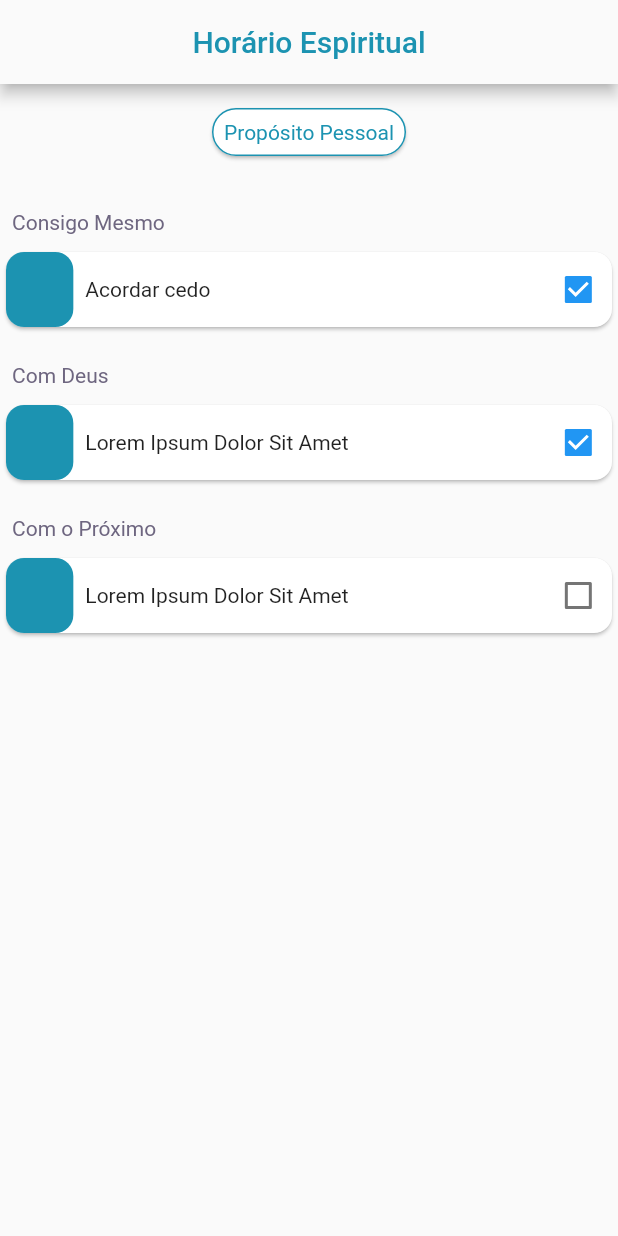
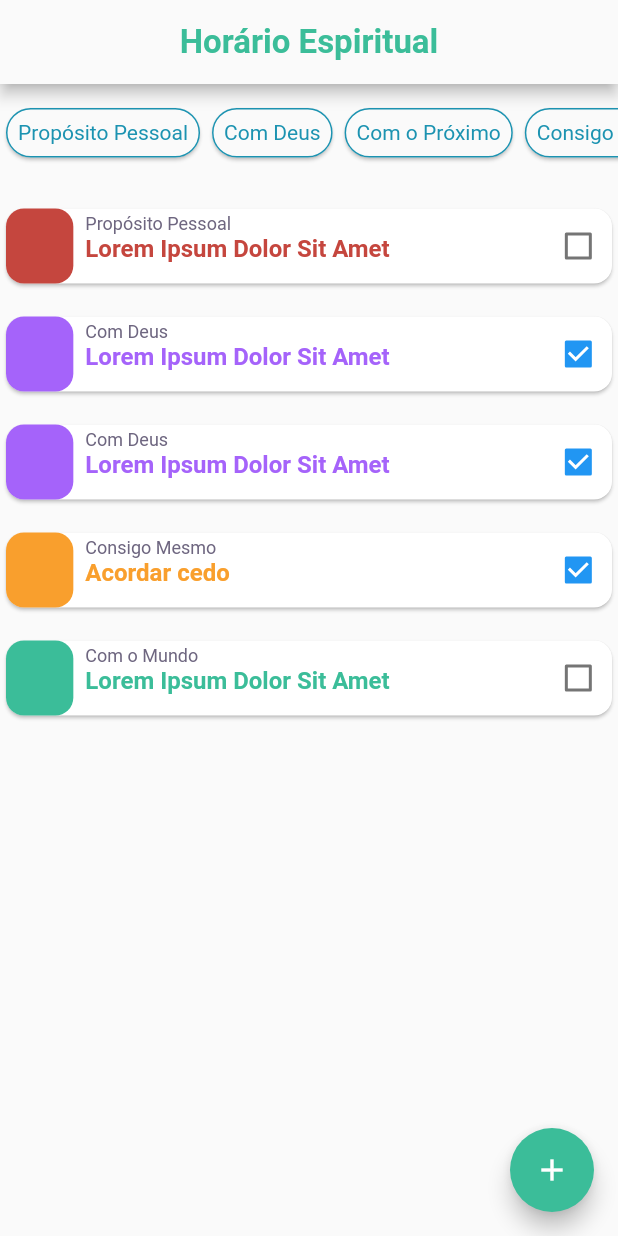
Before and after one commit to igormartinss/horario-espiritual, a Flutter app: the screen it shows after launch, on a phone screen of 412 x 824 dp. Run offline on Flutter 3.47's test engine with Material 2 defaults, Android fonts, the light colour scheme and no system bars.

Commit message:
vinculation options now implemented

```diff
--- a/lib/src/components/vinculation_item_widget.dart
+++ b/lib/src/components/vinculation_item_widget.dart
@@ -10,25 +10,16 @@ class VinculationItemWidget extends StatelessWidget {
 
   @override
   Widget build(BuildContext context) {
-    return Expanded(
-      child: ListView(
+    return ListView(
       children: [for (var horario in horariosEspirituais!) _card(horario)],
-      ),
     );
   }
 
   Widget _card(HorarioEspiritualModel horario) {
     return Column(children: [
-      Align(
-          alignment: Alignment.centerLeft,
-          child: Padding(
-            padding: const EdgeInsets.only(left: 8.0, bottom: 8.0, top: 20),
-            child: Text(
-              horario.getType(horario.type),
-              style: TextStyle(color: AppColors.grey),
-            ),
-          )),
-      Card(
+      Padding(
+        padding: const EdgeInsets.only(top: 14.0),
+        child: Card(
           shape:
               RoundedRectangleBorder(borderRadius: BorderRadius.circular(12.0)),
           child: Row(
@@ -38,7 +29,7 @@ class VinculationItemWidget extends StatelessWidget {
                 child: SizedBox(
                   child: Container(
                     decoration: BoxDecoration(
-                    color: AppColors.blue,
+                      color: getColor(horario.type),
                       borderRadius: BorderRadius.circular(12.0),
                     ),
                   ),
@@ -50,7 +41,25 @@ class VinculationItemWidget extends StatelessWidget {
                   flex: 7,
                   child: Padding(
                     padding: const EdgeInsets.only(left: 8.0),
-                  child: Text(horario.title),
+                    child: Column(
+                        crossAxisAlignment: CrossAxisAlignment.start,
+                        children: [
+                          Text(
+                            HorarioEspiritualModel.getType(horario.type),
+                            style:
+                                TextStyle(color: AppColors.grey, fontSize: 12),
+                          ),
+                          Text(
+                            horario.title,
+                            style: TextStyle(
+                                color: getColor(horario.type),
+                                fontSize: 16,
+                                fontWeight: FontWeight.bold),
+                          ),
+                          SizedBox(
+                            height: 10,
+                          )
+                        ]),
                   )),
               Expanded(
                 flex: 1,
@@ -66,7 +75,22 @@ class VinculationItemWidget extends StatelessWidget {
               )
             ],
           ),
+        ),
       )
     ]);
   }
+
+  getColor(Type type) {
+    if (type == Type.consigo) {
+      return AppColors.orange;
+    } else if (type == Type.deus) {
+      return AppColors.purple;
+    } else if (type == Type.mundo) {
+      return AppColors.green;
+    } else if (type == Type.proposito) {
+      return AppColors.red;
+    } else if (type == Type.proximo) {
+      return AppColors.blue;
     }
+  }
+}
--- a/lib/src/components/vinculation_option_widget.dart
+++ b/lib/src/components/vinculation_option_widget.dart
@@ -1,18 +1,48 @@
 import 'package:flutter/material.dart';
 import 'package:horario_espiritual/src/shared/app_colors.dart';
+import 'package:horario_espiritual/src/models/horario_espiritual_model.dart';
 
-class VinculationOptionWidget extends StatelessWidget {
+class VinculationOptionWidget extends StatefulWidget {
+  final Type type;
+  const VinculationOptionWidget({Key? key, required this.type})
+      : super(key: key);
+
+  @override
+  _VinculationOptionWidgetState createState() =>
+      _VinculationOptionWidgetState();
+}
+
+class _VinculationOptionWidgetState extends State<VinculationOptionWidget> {
+  bool _active = false;
+
+  void _handleTap() {
+    setState(() {
+      _active = !_active;
+    });
+  }
+
   @override
   Widget build(BuildContext context) {
+    return Container(
+      child: _options(widget.type),
+    );
+  }
+
+  Widget _options(Type type) {
     return Padding(
       padding: const EdgeInsets.symmetric(vertical: 12.0),
-      child: Card(
-        shape: StadiumBorder(side: BorderSide(color: AppColors.blue)),
-        child: Padding(
-          padding: const EdgeInsets.all(8.0),
-          child: Text(
-            "Propósito Pessoal",
-            style: TextStyle(color: AppColors.blue),
+      child: GestureDetector(
+        onTap: _handleTap,
+        child: Card(
+          color: _active ? AppColors.blue : AppColors.white,
+          shape: StadiumBorder(side: BorderSide(color: AppColors.blue)),
+          child: Padding(
+            padding: const EdgeInsets.all(8.0),
+            child: Text(
+              HorarioEspiritualModel.getType(type),
+              style:
+                  TextStyle(color: _active ? AppColors.white : AppColors.blue),
+            ),
           ),
         ),
       ),
--- a/lib/src/controllers/horario_espiritual_controller.dart
+++ b/lib/src/controllers/horario_espiritual_controller.dart
@@ -6,4 +6,13 @@ class HorarioEspiritualController {
   HorarioEspiritualController() {
     horariosEspirituais = HorarioEspiritualModel.getMock();
   }
+
+  List<HorarioEspiritualModel> groupTypes(
+      List<HorarioEspiritualModel> horarios) {
+    horarios.sort((a, b) {
+      return a.type.index.compareTo(b.type.index);
+    });
+
+    return horarios;
+  }
 }
--- a/lib/src/models/horario_espiritual_model.dart
+++ b/lib/src/models/horario_espiritual_model.dart
@@ -15,13 +15,17 @@ class HorarioEspiritualModel {
       HorarioEspiritualModel(
           title: "Lorem Ipsum Dolor Sit Amet", type: Type.deus, isDone: true),
       HorarioEspiritualModel(
+          title: "Lorem Ipsum Dolor Sit Amet", type: Type.mundo, isDone: false),
+      HorarioEspiritualModel(
+          title: "Lorem Ipsum Dolor Sit Amet", type: Type.deus, isDone: true),
+      HorarioEspiritualModel(
           title: "Lorem Ipsum Dolor Sit Amet",
-          type: Type.proximo,
+          type: Type.proposito,
           isDone: false)
     ];
   }
 
-  String getType(Type type) {
+  static String getType(Type type) {
     String ret;
     type == Type.proposito
         ? ret = 'Propósito Pessoal'
--- a/lib/src/shared/app_colors.dart
+++ b/lib/src/shared/app_colors.dart
@@ -5,5 +5,8 @@ class AppColors {
   static final Color blue = Color(0xFF1C93B1);
   static final Color orange = Color(0xFFF99F2D);
   static final Color grey = Color(0xFF6E6680);
+  static final Color purple = Color(0xFFA563FA);
+  static final Color red = Color(0xFFC5463E);
+  static final Color yellow = Color(0xFFFFEB35);
   static final Color white = Color(0xFFFAFAFA);
 }
--- a/lib/src/views/home_view.dart
+++ b/lib/src/views/home_view.dart
@@ -12,21 +12,37 @@ class HomeView extends StatelessWidget {
   Widget build(BuildContext context) {
     List<HorarioEspiritualModel> list =
         horarioEspiritualController.horariosEspirituais!;
+
+    horarioEspiritualController.groupTypes(list);
     return Scaffold(
+      floatingActionButton: FloatingActionButton(
+        backgroundColor: AppColors.green,
+        child: Icon(Icons.add),
+        onPressed: () {},
+      ),
       appBar: AppBar(
         backgroundColor: AppColors.white,
         centerTitle: true,
         title: Text(
           "Horário Espiritual",
-          style: TextStyle(color: AppColors.blue),
+          style: TextStyle(
+              color: AppColors.green,
+              fontSize: 22,
+              fontWeight: FontWeight.bold),
         ),
       ),
       body: Column(
         children: [
-          VinculationOptionWidget(),
-          VinculationItemWidget(
+          Container(
+            height: 65,
+            child: ListView(scrollDirection: Axis.horizontal, children: [
+              for (var item in Type.values) VinculationOptionWidget(type: item)
+            ]),
+          ),
+          Expanded(
+              child: VinculationItemWidget(
             horariosEspirituais: [...list],
-          )
+          ))
         ],
       ),
     );
```
Lines whose indentation alone changed are shown as unchanged.
